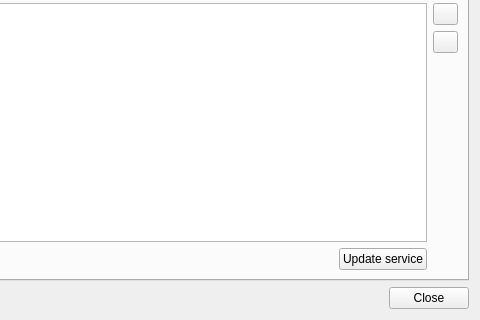
opengisch/qgis-pg-service-parser-plugin, file pg_service_parser/ui/pg_service_dialog.ui: the form before one commit; both pictures show x 95 to 575 and y 99 to 419 of the 575 by 419 pixel window.
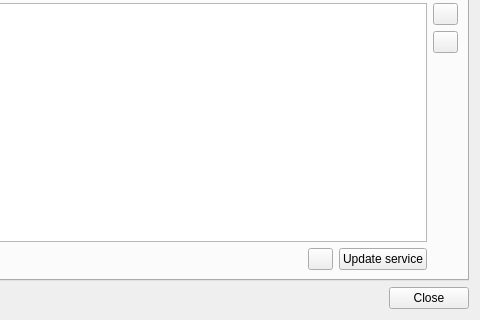
The form after the commit. Icons and pictures are not drawn.

Commit message: Add button in 'Edit Service' tab to copy service settings to the clipboard

Patch:
```diff
--- a/pg_service_parser/ui/pg_service_dialog.ui
+++ b/pg_service_parser/ui/pg_service_dialog.ui
@@ -181,6 +181,22 @@
            </property>
           </spacer>
          </item>
+         <item>
+          <widget class="QPushButton" name="btnCopySettings">
+           <property name="maximumSize">
+            <size>
+             <width>25</width>
+             <height>25</height>
+            </size>
+           </property>
+           <property name="toolTip">
+            <string>Copy settings to clipboard</string>
+           </property>
+           <property name="text">
+            <string/>
+           </property>
+          </widget>
+         </item>
          <item>
           <widget class="QPushButton" name="btnUpdateService">
            <property name="text">
```
The commit also changes 2 other files.
